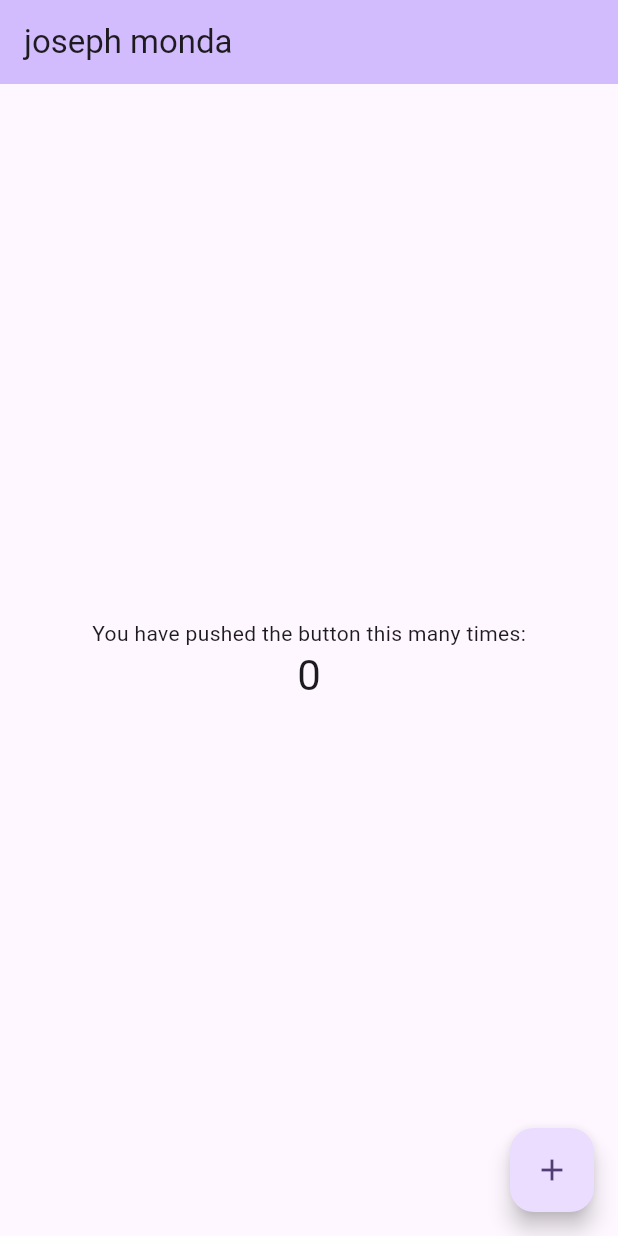
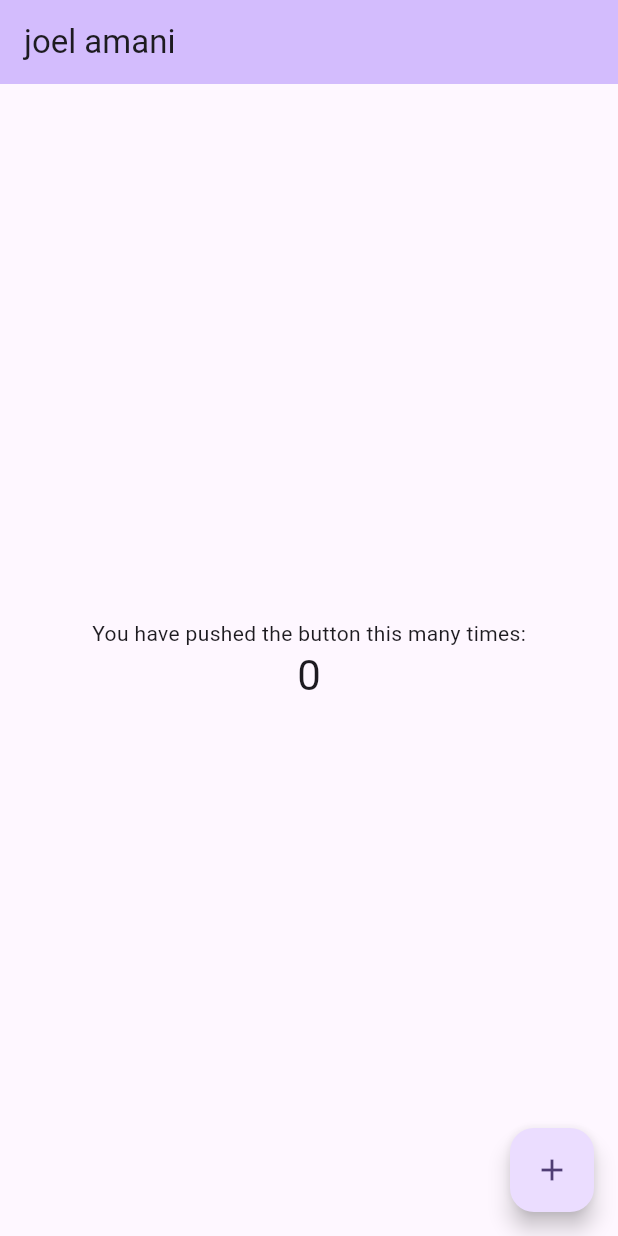
Before and after one commit to joseph-monda20/helloword, a Flutter app: the screen it shows after launch, on a phone screen of 412 x 824 dp. Run offline on Flutter 3.47's test engine with Material 3 defaults, Android fonts, the phone set to English and light mode, and no system bars.

Commit message:
Premier commit

```diff
--- a/lib/main.dart
+++ b/lib/main.dart
@@ -30,7 +30,7 @@ class MyApp extends StatelessWidget {
         // tested with just a hot reload.
         colorScheme: ColorScheme.fromSeed(seedColor: Colors.deepPurple),
       ),
-      home: const MyHomePage(title: 'joseph monda'),
+      home: const MyHomePage(title: 'joel amani'),
     );
   }
 }
```
